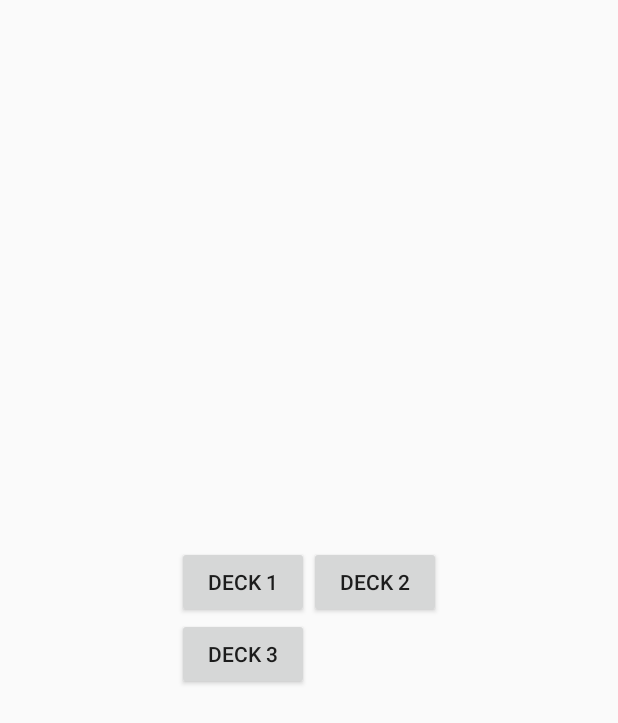
After one commit to lynnie/Group_10_new, an Android app: the layout activity_display_select_deck.xml on its own in the app's theme, with its tools: preview values and no code run, on a phone screen of 412 x 824 dp. The commit adds this screen. Shown: the top 723 px of the screen. Run offline under Robolectric (Android 15) with nearby library versions, the phone set to English and light mode, and no system bars.

Commit message:
Readded Select type of deck.

```diff
--- a/app/src/main/AndroidManifest.xml
+++ b/app/src/main/AndroidManifest.xml
@@ -25,12 +25,12 @@
                 android:value=".HelloGridView" />
         </activity>
         <activity
-            android:name=".DisplayDeckActivity"
+            android:name=".DisplaySelectDeckActivity"
             android:label="@string/title_activity_display_deck"
-            android:parentActivityName=".MyActivity" >
+            android:parentActivityName=".HelloGridView" >
             <meta-data
                 android:name="android.support.PARENT_ACTIVITY"
-                android:value="com.mycompany.myfirstapp.MyActivity" />
+                android:value="com.mycompany.myfirstapp.HelloGridView" />
         </activity>
     </application>
 
--- a/app/src/main/java/com/mycompany/myfirstapp/HelloGridView.java
+++ b/app/src/main/java/com/mycompany/myfirstapp/HelloGridView.java
@@ -52,4 +52,8 @@ public class HelloGridView extends ActionBarActivity {
         startActivity(intent);
 
     }
+    public void displaySelectDeckOfCards(View view) {
+        Intent intent = new Intent(this, DisplaySelectDeckActivity.class);
+        startActivity(intent);
+    }
 }
--- /dev/null
+++ b/app/src/main/res/layout/activity_display_select_deck.xml
@@ -0,0 +1,27 @@
+<GridLayout xmlns:android="http://schemas.android.com/apk/res/android"
+    xmlns:tools="http://schemas.android.com/tools"
+    android:layout_width="wrap_content"
+    android:layout_height="wrap_content"
+    android:layout_gravity="center"
+    android:columnCount="4"
+    android:orientation="horizontal" >
+
+    <Button
+            android:layout_width="wrap_content"
+            android:layout_height="wrap_content"
+            android:text="@string/button_deck_one"
+            android:onClick="displayDeckOne" />
+    <Button
+            android:layout_width="wrap_content"
+            android:layout_height="wrap_content"
+            android:text="@string/button_deck_two"
+            android:onClick="displayDeckTwo" />
+    <Button
+            android:layout_row="3"
+            android:layout_column="0"
+            android:layout_width="wrap_content"
+            android:layout_height="wrap_content"
+            android:text="@string/button_deck_three"
+            android:onClick="displayDeckThree" />
+
+</GridLayout>
--- a/app/src/main/res/layout/activity_my.xml
+++ b/app/src/main/res/layout/activity_my.xml
@@ -14,4 +14,9 @@
         android:layout_height="wrap_content"
         android:text="@string/button_send"
         android:onClick="sendMessage"/>
+    <Button
+        android:layout_width="wrap_content"
+        android:layout_height="wrap_content"
+        android:text="@string/button_poker"
+        android:onClick="displaySelectDeckOfCards" />
 </LinearLayout>
--- a/app/src/main/res/values/strings.xml
+++ b/app/src/main/res/values/strings.xml
@@ -13,4 +13,5 @@
 
     <string name="hello_world">Hello world!</string>
     <string name="title_activity_display_deck">DisplayDeckActivity</string>
+    <string name="title_activity_display_select_desk">DisplaySelectDeskActivity</string>
 </resources>
```
Also changed, not shown: app/src/main/java/com/mycompany/myfirstapp/DisplaySelectDeckActivity.java (renamed from app/src/main/java/com/mycompany/myfirstapp/DisplayDeckActivity.java, +4 -4 lines), app/src/main/res/menu/menu_display_select_desk.xml (added, +7 -0 lines).
